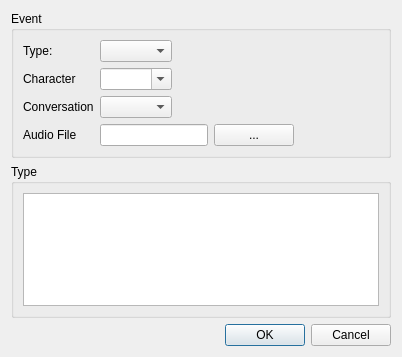
The window that EventDialog.ui (MikeMcQuaid/Fabula) describes before a commit, drawn with Qt 5.
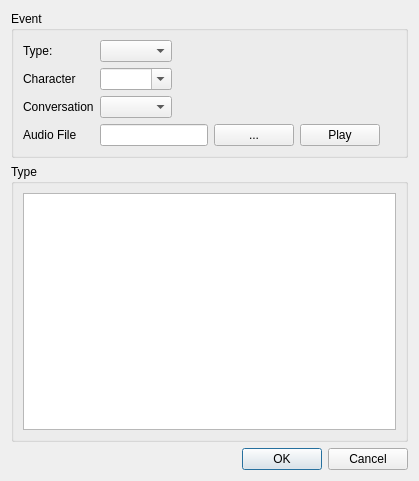
The same window after the commit.

Commit message: Add audio file play button.

```diff
--- a/EventDialog.ui
+++ b/EventDialog.ui
@@ -6,8 +6,8 @@
    <rect>
     <x>0</x>
     <y>0</y>
-    <width>402</width>
-    <height>357</height>
+    <width>419</width>
+    <height>481</height>
    </rect>
   </property>
   <property name="windowTitle">
@@ -79,6 +79,13 @@
             </property>
            </widget>
           </item>
+          <item>
+           <widget class="QPushButton" name="audioFilePlayButton">
+            <property name="text">
+             <string>Play</string>
+            </property>
+           </widget>
+          </item>
          </layout>
         </item>
         <item row="1" column="0">
```
Left out of the diff: 30 changed lines with no effect on the pictures.
